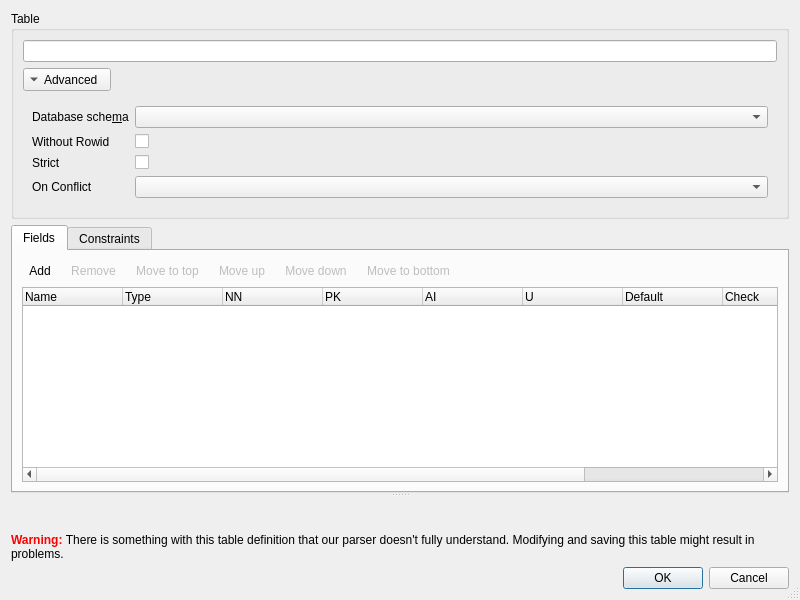
First picture: the form in src/EditTableDialog.ui, repository sqlitebrowser/sqlitebrowser, before the edit.
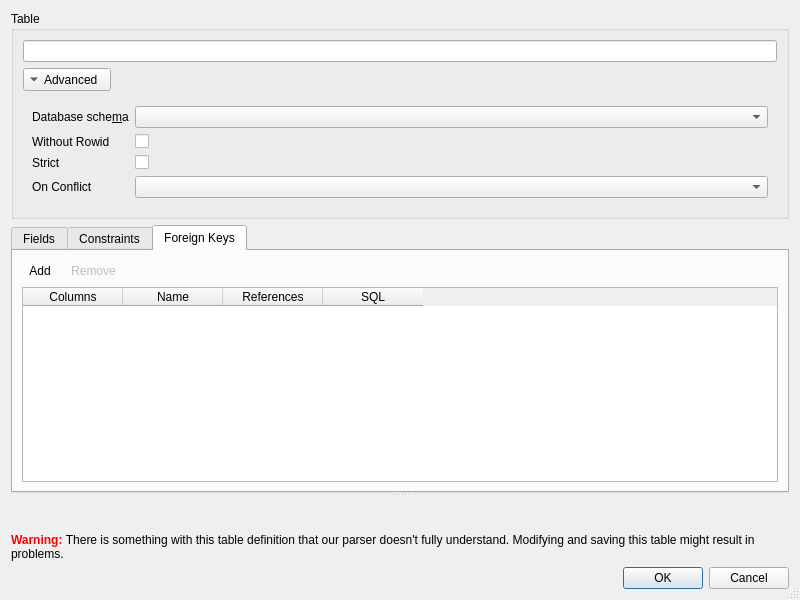
Second picture: the form after the edit. The open tabs and pages were chosen to show the change. Icons and pictures are not drawn. Custom widgets are drawn as their Qt base class.

Commit message: Add an extra tab for editing foreign keys to the Edit Table dialog

Patch:
```diff
--- a/src/EditTableDialog.ui
+++ b/src/EditTableDialog.ui
@@ -496,6 +496,100 @@
         </item>
        </layout>
       </widget>
+      <widget class="QWidget" name="tab_2">
+       <attribute name="title">
+        <string>Foreign Keys</string>
+       </attribute>
+       <layout class="QVBoxLayout" name="verticalLayout_5">
+        <item>
+         <layout class="QHBoxLayout" name="horizontalLayout_3">
+          <item>
+           <widget class="QToolButton" name="buttonAddForeignKey">
+            <property name="text">
+             <string>Add</string>
+            </property>
+            <property name="icon">
+             <iconset resource="icons/icons.qrc">
+              <normaloff>:/icons/index_create</normaloff>:/icons/index_create</iconset>
+            </property>
+            <property name="popupMode">
+             <enum>QToolButton::InstantPopup</enum>
+            </property>
+            <property name="toolButtonStyle">
+             <enum>Qt::ToolButtonTextBesideIcon</enum>
+            </property>
+            <property name="autoRaise">
+             <bool>true</bool>
+            </property>
+           </widget>
+          </item>
+          <item>
+           <widget class="QToolButton" name="buttonRemoveForeignKey">
+            <property name="enabled">
+             <bool>false</bool>
+            </property>
+            <property name="text">
+             <string>Remove</string>
+            </property>
+            <property name="icon">
+             <iconset resource="icons/icons.qrc">
+              <normaloff>:/icons/index_delete</normaloff>:/icons/index_delete</iconset>
+            </property>
+            <property name="toolButtonStyle">
+             <enum>Qt::ToolButtonTextBesideIcon</enum>
+            </property>
+            <property name="autoRaise">
+             <bool>true</bool>
+            </property>
+           </widget>
+          </item>
+          <item>
+           <spacer name="horizontalSpacer_3">
+            <property name="orientation">
+             <enum>Qt::Horizontal</enum>
+            </property>
+            <property name="sizeHint" stdset="0">
+             <size>
+              <width>40</width>
+              <height>20</height>
+             </size>
+            </property>
+           </spacer>
+          </item>
+         </layout>
+        </item>
+        <item>
+         <widget class="QTableWidget" name="tableForeignKeys">
+          <property name="alternatingRowColors">
+           <bool>true</bool>
+          </property>
+          <property name="horizontalScrollMode">
+           <enum>QAbstractItemView::ScrollPerPixel</enum>
+          </property>
+          <column>
+           <property name="text">
+            <string>Columns</string>
+           </property>
+          </column>
+          <column>
+           <property name="text">
+            <string>Name</string>
+           </property>
+          </column>
+          <column>
+           <property name="text">
+            <string>References</string>
+           </property>
+          </column>
+          <column>
+           <property name="text">
+            <string>SQL</string>
+           </property>
+          </column>
+         </widget>
+        </item>
+       </layout>
+      </widget>
      </widget>
      <widget class="SqlTextEdit" name="sqlTextEdit" native="true">
       <property name="readOnly" stdset="0">
```
Left out of the diff: 46 changed lines with no effect on the pictures. The commit also changes 3 other files.
